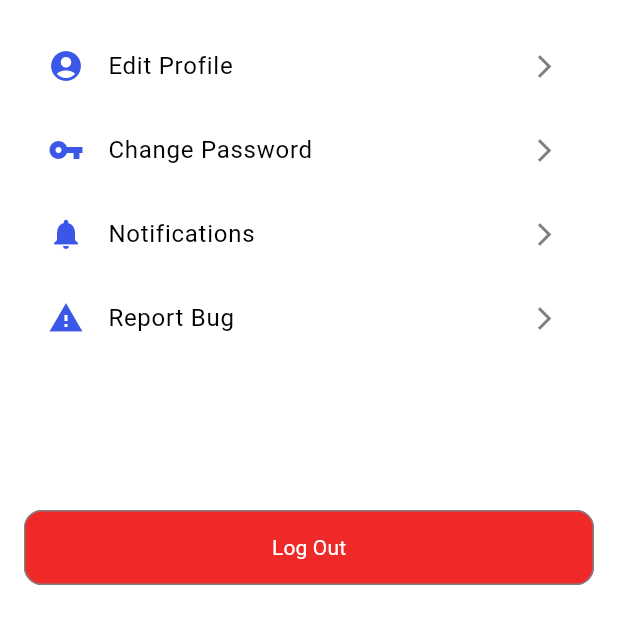
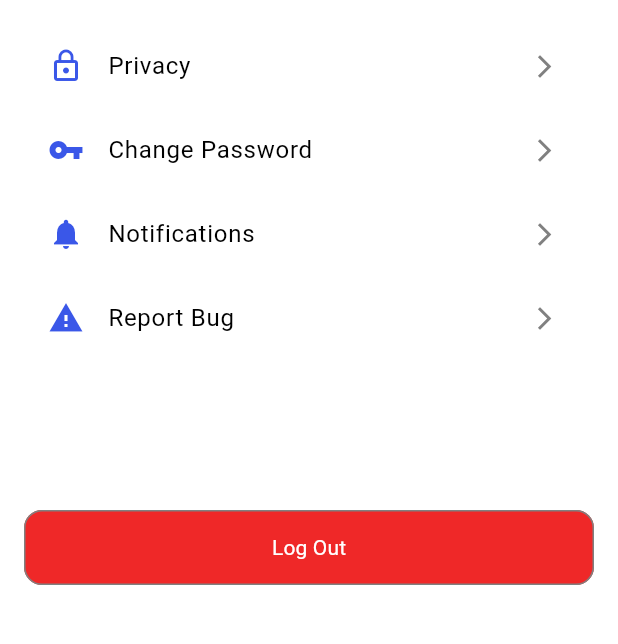
Before and after one commit to student-study-matcher/StudyHiveMaster, a Flutter app: the Setting screen opened directly, on a phone screen of 412 x 824 dp, the part 84-728 px from its top. Run offline on Flutter 3.47's test engine with Material 3 defaults, Android fonts, the phone set to English and light mode, and no system bars; our stand-ins replace cloud_firestore, firebase_auth, firebase_core, firebase_database; accounts and stored records are empty.

Commit message:
Update Settings.dart

```diff
--- a/lib/Settings.dart
+++ b/lib/Settings.dart
@@ -1,5 +1,7 @@
 import 'package:flutter/material.dart';
 import 'index.dart';
+import 'ReportPage.dart';
+import 'Privacy.dart';
 
 class Setting extends StatelessWidget {
   @override
@@ -78,9 +80,9 @@ class Setting extends StatelessWidget {
           crossAxisAlignment: CrossAxisAlignment.start,
           children: [
             buildSettingItem(
-              title: "Edit Profile",
-              icon: Icons.account_circle,
-              onTap: () => navigateToPage(context, EditProfile()),
+              title: "Privacy",
+              icon: Icons.lock_outline,
+              onTap: () => navigateToPage(context, Privacy()),
             ),
             buildSettingItem(
               title: "Change Password",
```
